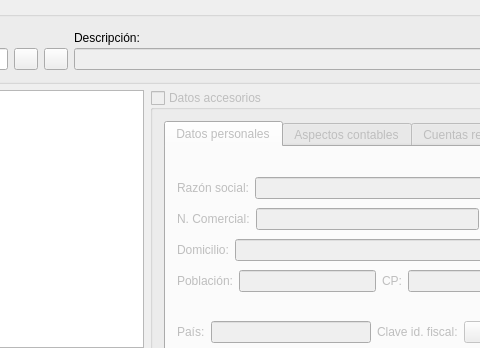
Qt form subcuentas.ui (DIBOSAJM/keme) before a commit; both pictures show x 217 to 697 and y 0 to 348 of the 1098 by 650 pixel window.
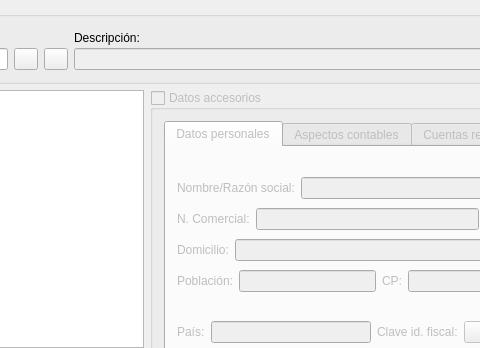
The same form after that commit. Icons and pictures are not drawn.

The edit to the form file:
```diff
--- a/subcuentas.ui
+++ b/subcuentas.ui
@@ -229,7 +229,7 @@
                   <item>
                    <widget class="QLabel" name="TextLabel2">
                     <property name="text">
-                     <string>Razón social:</string>
+                     <string>Nombre/Razón social:</string>
                     </property>
                     <property name="wordWrap">
                      <bool>false</bool>
```
Left out of the diff: 44 changed lines with no effect on the pictures.
